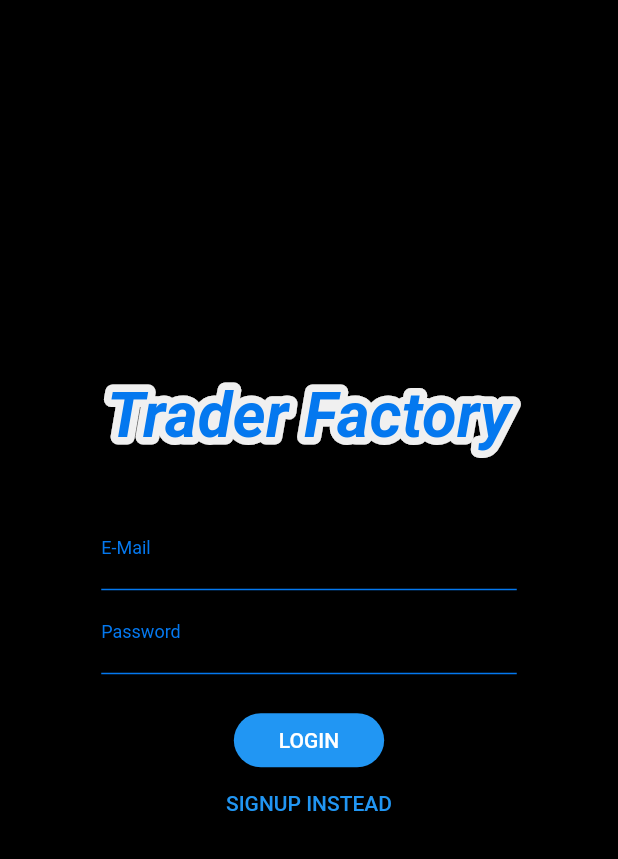
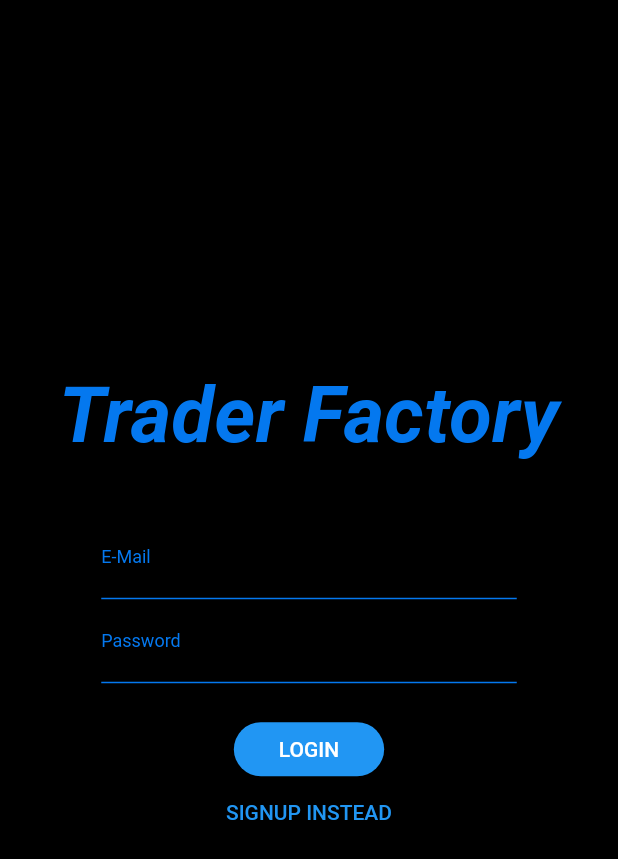
Before and after one commit to nunofhfontes/trader-factory-mobile, a Flutter app: the screen it shows after launch, on a phone screen of 412 x 824 dp. Shown: the top 859 px of the screen. Run offline on Flutter 3.47's test engine with Material 2 defaults, Android fonts, the phone set to English and light mode, and no system bars; drawn by our look-alikes of bordered_text; statements that could not run were skipped.

Commit message:
auth screen fonts

```diff
--- a/lib/screens/auth_screen.dart
+++ b/lib/screens/auth_screen.dart
@@ -31,14 +31,15 @@ class AuthScreen extends StatelessWidget {
                   Flexible(
                     child: Container(
                       child: BorderedText(
-                        strokeWidth: 10.0,
-                        strokeColor: Color(0xffF0F0F0),
+                        //strokeWidth: 10.0,
+                        //strokeColor: Color(0xffF0F0F0),
                         child: Text(
                           'Trader Factory',
                           style: TextStyle(
                             color: Color(0xff0478ef),
                             //blue -> 0478ef, // green -> 06f71b
-                            fontSize: 42.0,
+                            fontSize: 52.0,
+                            fontFamily: ,
                             fontStyle: FontStyle.italic,
                             fontWeight: FontWeight.bold,
                           ),
```
Also changed, not shown: lib/screens/auth_screen.png (added).
